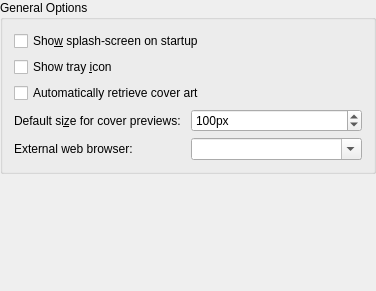
Old version of the form src/configdialog/dialogs/GeneralConfig.ui in the repository KDE/amarok.
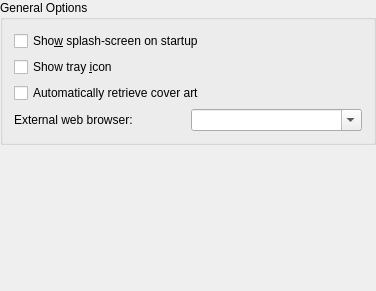
New version of the form.

Commit message: Remove the config option asking what size cover previews should be. This is legacy from the Amarok 1.4 context browser. Eventually if we re-add this option it should go in the current track applet config. BUG: 174468

The edit to the form file:
```diff
--- a/src/configdialog/dialogs/GeneralConfig.ui
+++ b/src/configdialog/dialogs/GeneralConfig.ui
@@ -32,47 +32,6 @@
         </property>
        </widget>
       </item>
-      <item row="6" column="0" >
-       <widget class="QLabel" name="textLabel1" >
-        <property name="toolTip" >
-         <string>Size of the cover image in the context viewer in pixels.</string>
-        </property>
-        <property name="whatsThis" >
-         <string>Size of the cover image in the context viewer in pixels.</string>
-        </property>
-        <property name="text" >
-         <string>Default si&amp;ze for cover previews:</string>
-        </property>
-        <property name="wordWrap" >
-         <bool>false</bool>
-        </property>
-        <property name="buddy" >
-         <cstring>kcfg_CoverPreviewSize</cstring>
-        </property>
-       </widget>
-      </item>
-      <item row="6" column="1" >
-       <widget class="QSpinBox" name="kcfg_CoverPreviewSize" >
-        <property name="toolTip" >
-         <string>Size of the cover images in the context viewer in pixels.</string>
-        </property>
-        <property name="whatsThis" >
-         <string>Size of the cover images in the context viewer in pixels.</string>
-        </property>
-        <property name="suffix" >
-         <string>px</string>
-        </property>
-        <property name="minimum" >
-         <number>50</number>
-        </property>
-        <property name="maximum" >
-         <number>300</number>
-        </property>
-        <property name="value" >
-         <number>100</number>
-        </property>
-       </widget>
-      </item>
       <item row="7" column="0" >
        <widget class="QLabel" name="textLabel1_2" >
         <property name="text" >
```
